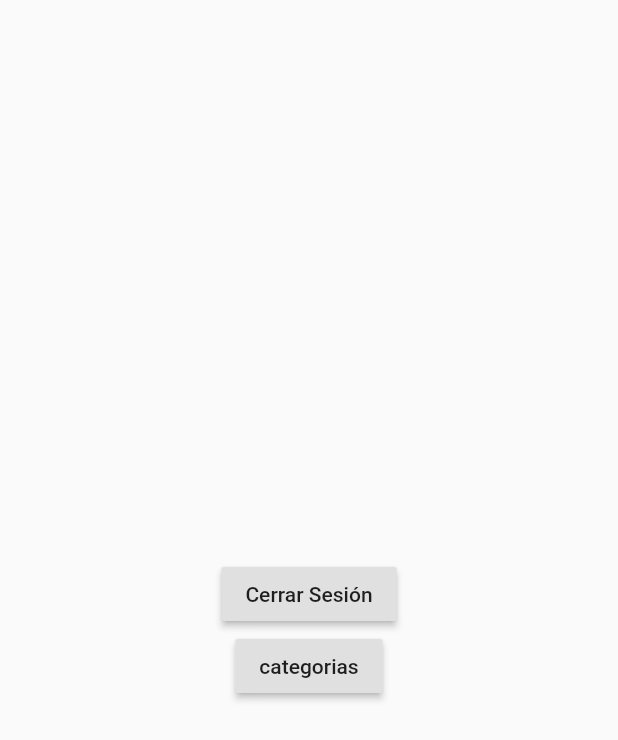
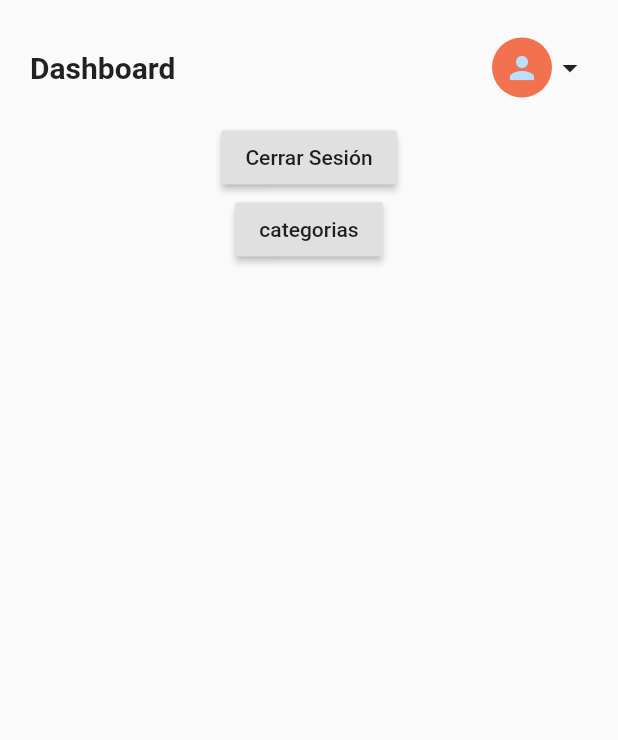
Before and after one commit to luisarispe/almacen-flutter, a Flutter app: the DashboardPage screen opened by its route, on a phone screen of 412 x 824 dp. Shown: the top 740 px of the screen. Run offline on Flutter 3.47's test engine with Material 2 defaults, Android fonts, the phone set to English and light mode, and no system bars; our stand-ins replace flutter_secure_storage, flutter_slidable, modal_progress_hud; missing offline and left inert: sweetalert; accounts and stored records are empty; network calls fail.

```diff
--- a/lib/global/env.dart
+++ b/lib/global/env.dart
@@ -1,3 +1,3 @@
 class Env {
-  static String apiUrl = "http://192.168.0.3:3000/api/";
+  static String apiUrl = "http://192.168.0.20:3000/api/";
 }
--- a/lib/pages/dashboard_page.dart
+++ b/lib/pages/dashboard_page.dart
@@ -1,4 +1,5 @@
 import 'package:almacen_frontend/services/auth_service.dart';
+import 'package:flutter/cupertino.dart';
 import 'package:flutter/material.dart';
 import 'package:provider/provider.dart';
 
@@ -7,9 +8,13 @@ class DashboardPage extends StatelessWidget {
   Widget build(BuildContext context) {
     final authService = Provider.of<AuthService>(context);
     final usuario = authService.usuario;
+
     return Scaffold(
       body: SafeArea(
-        child: Center(
+        child: Column(
+          children: [
+            _header(context),
+            Center(
                 child: Column(
               mainAxisAlignment: MainAxisAlignment.center,
               children: [
@@ -27,6 +32,58 @@ class DashboardPage extends StatelessWidget {
                     }),
               ],
             )),
+          ],
+        ),
+      ),
+    );
+  }
+
+  void _showPopupMenu(offset, BuildContext context) async {
+    double left = offset.dx;
+    double top = offset.dy;
+    await showMenu(
+      context: context,
+      position: RelativeRect.fromLTRB(left, top, 0, 0),
+      items: [
+        PopupMenuItem(
+            child: GestureDetector(
+                onTap: () {
+                  AuthService.eliminarToken();
+                  Navigator.pushReplacementNamed(context, 'login');
+                },
+                child: Text('Cerrar Sesión'))),
+      ],
+      elevation: 1.0,
+    );
+  }
+
+  _header(BuildContext context) {
+    return GestureDetector(
+      onTapDown: (TapDownDetails details) {
+        _showPopupMenu(details.globalPosition, context);
+      },
+      child: Container(
+        padding: EdgeInsets.only(top: 25, left: 20, right: 20),
+        child: Row(
+          mainAxisAlignment: MainAxisAlignment.spaceBetween,
+          children: [
+            Text(
+              'Dashboard',
+              style: TextStyle(fontSize: 20, fontWeight: FontWeight.bold),
+            ),
+            Row(
+              children: [
+                CircleAvatar(
+                  child: Icon(Icons.person),
+                  backgroundColor: Color(0xffF2714E),
+                ),
+                Column(
+                  children: [Icon(Icons.arrow_drop_down)],
+                )
+              ],
+            ),
+          ],
+        ),
       ),
     );
   }
--- a/pubspec.yaml
+++ b/pubspec.yaml
@@ -33,6 +33,7 @@ dependencies:
   flutter_secure_storage: ^3.3.5
   intl: ^0.16.1
   flutter_slidable: ^0.5.7
+  modal_progress_hud: ^0.1.3
 
 dev_dependencies:
   flutter_test:
```
Also changed, not shown: lib/pages/categorias_page.dart (+38 -73 lines), lib/services/categoria_service.dart (+57 -1 lines), lib/widgets/categoria/alerta_agregar.dart (added, +62 -0 lines), lib/widgets/categoria/alerta_editar.dart (added, +64 -0 lines), pubspec.lock. Lines whose indentation alone changed are shown as unchanged.
